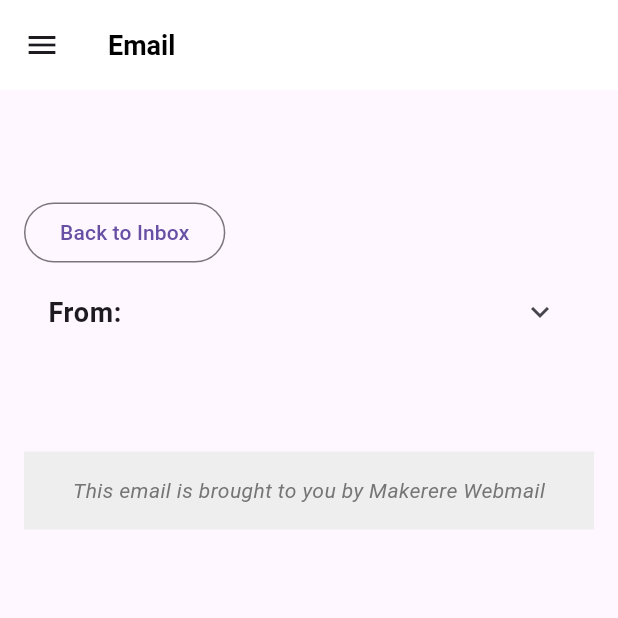
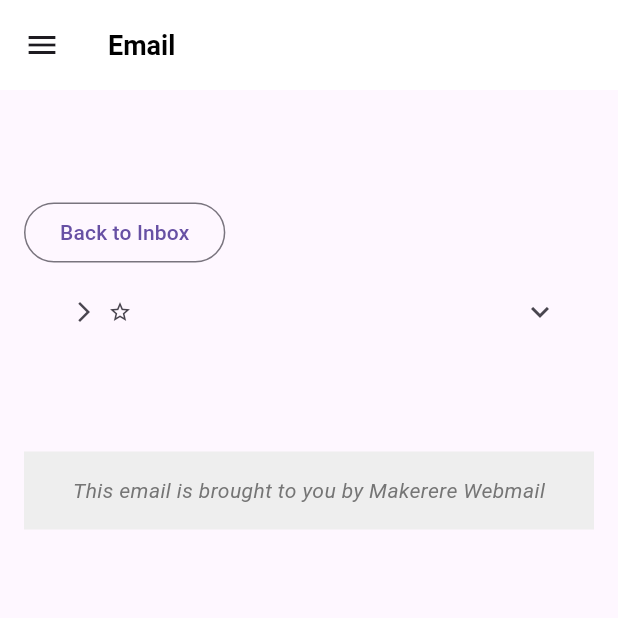
Before and after one commit to Aurits/webmail_v3, a Flutter app: the EmailDetailPage screen opened directly with empty values, on a phone screen of 412 x 824 dp, the top half of it. Run offline on Flutter 3.47's test engine with Material 3 defaults, Android fonts, the phone set to English and light mode, and no system bars; our stand-ins replace dio, flutter_form_builder, flutter_widget_from_html, form_builder_validators, settings_ui, sqflite; accounts and stored records are empty.

Commit message:
Dec 1, 2023, 11:48 AM

```diff
--- a/lib/pages/emails/email_detail_page.dart
+++ b/lib/pages/emails/email_detail_page.dart
@@ -59,18 +59,24 @@ class EmailDetailPage extends StatelessWidget {
             ExpansionTile(
               title: Row(
                 children: [
-                  const Text(
-                    'From: ',
-                    style: TextStyle(
+                  Container(),
+                  const SizedBox(width: 8),
+                  Text(
+                    email.sender,
+                    style: const TextStyle(
                       fontSize: 18,
                       fontWeight: FontWeight.bold,
                     ),
                   ),
-                  Text(
-                    email.sender,
-                    style: const TextStyle(
-                      fontSize: 18,
-                    ),
+                  const SizedBox(width: 8),
+                  Icon(
+                    Icons.arrow_forward_ios,
+                    size: 16,
+                  ),
+                  const SizedBox(width: 8),
+                  Icon(
+                    Icons.star_border,
+                    size: 16,
                   ),
                 ],
               ),
```
